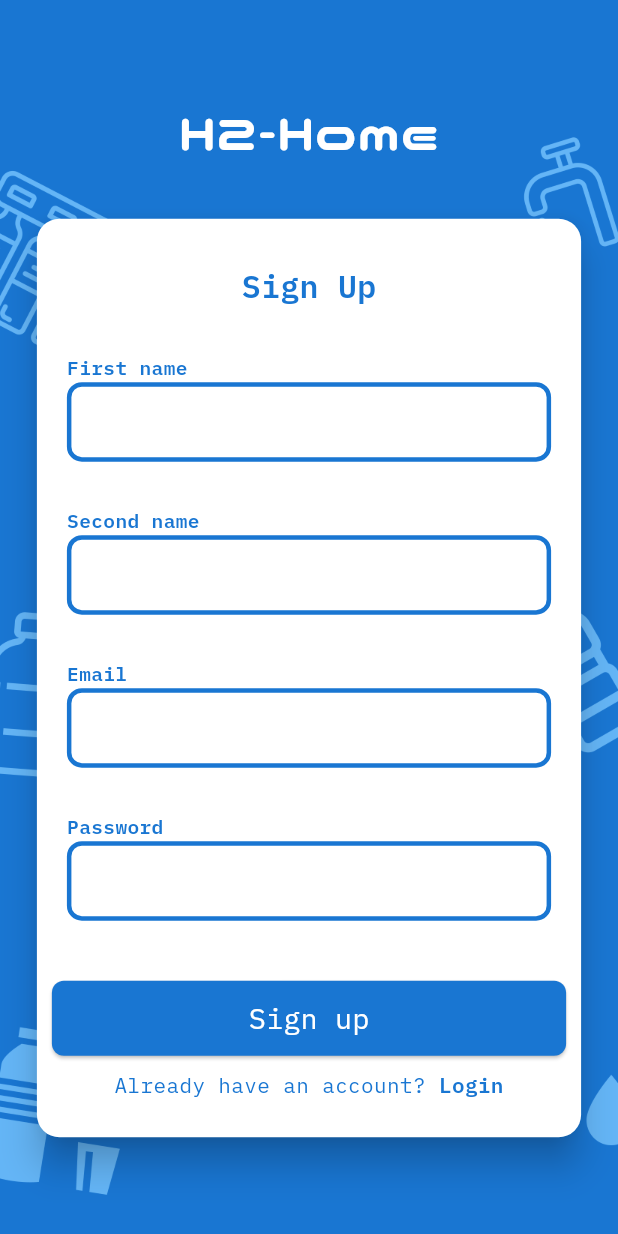
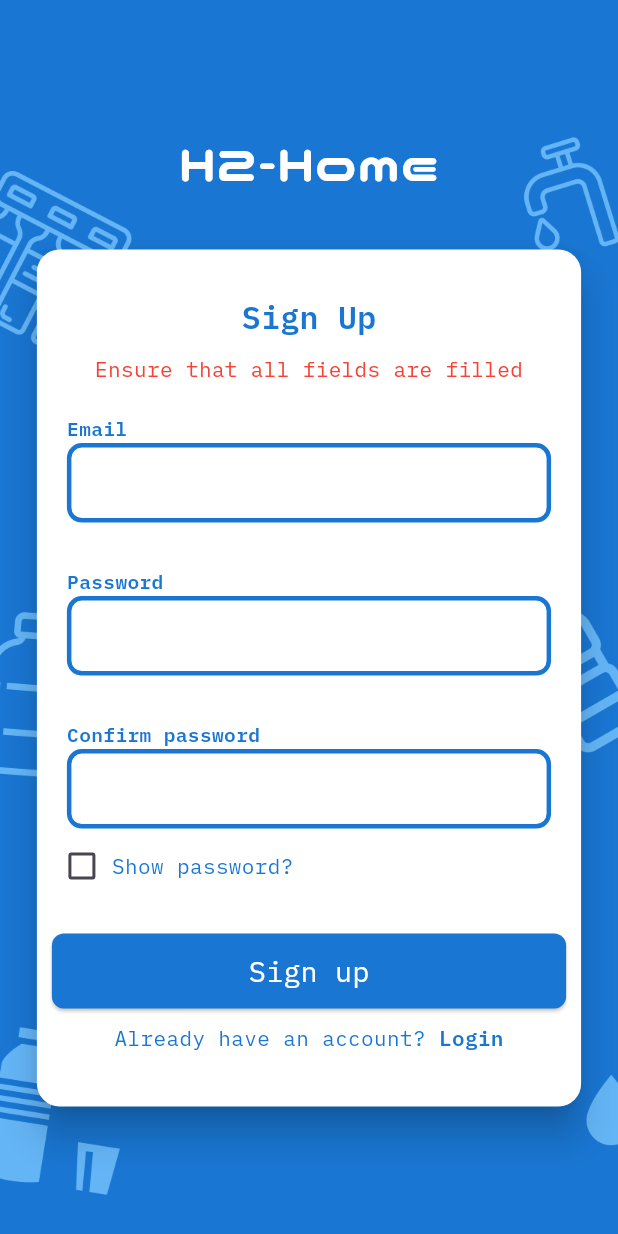
Before and after one commit to Mr-G254/H2home-mobile-app, a Flutter app: the SignUp screen opened directly, after a tap on "Sign up", on a phone screen of 412 x 824 dp. Run offline on Flutter 3.47's test engine with Material 3 defaults, Android fonts, the phone set to English and light mode, and no system bars; our stand-ins replace email_validator, fl_chart, liquid_progress_indicator_v2, loading_animation_widget; accounts and stored records are empty.

Commit message:
working on the password fields

```diff
--- a/h2home/lib/Components/Components.dart
+++ b/h2home/lib/Components/Components.dart
@@ -7,7 +7,8 @@ class Input extends StatelessWidget{
   final String label;
   final TextEditingController controller;
   final TextInputType inputType;
-  const Input({super.key,required this.label,required this.controller,required this.inputType});
+  bool showPassword;
+  Input({super.key,required this.label,required this.controller,required this.inputType,this.showPassword = true});
 
   @override
   Widget build(BuildContext context){
@@ -31,6 +32,9 @@ class Input extends StatelessWidget{
         Container(
           padding: const EdgeInsets.only(bottom: 10),
           child: TextField(
+            obscureText: showPassword? false : true,
+            enableSuggestions: showPassword? false : false,
+            autocorrect: false,
             controller: controller,
             keyboardType: inputType,
             textInputAction: TextInputAction.next,
--- a/h2home/lib/Login/SignUp.dart
+++ b/h2home/lib/Login/SignUp.dart
@@ -1,3 +1,4 @@
+import 'package:email_validator/email_validator.dart';
 import 'package:flutter/material.dart';
 import 'package:h2home/Backend/App.dart';
 import 'package:h2home/Components/Components.dart';
@@ -12,10 +13,20 @@ class SignUp extends StatefulWidget{
 }
 
 class _SignUpState extends State<SignUp>{
-  final fname = TextEditingController();
-  final lname = TextEditingController();
   final email = TextEditingController();
   final password = TextEditingController();
+  final password2 = TextEditingController();
+  bool showPassword = false;
+  String errorMsg = "";
+  bool showError = false;
+  // TextInputType passwordVisibility = TextInputType.
+
+  void displayError(String error){
+    setState(() {
+      errorMsg = error;
+      showError = true;
+    });
+  }
 
   @override
   Widget build(BuildContext context){
@@ -64,10 +75,58 @@ class _SignUpState extends State<SignUp>{
                         ),
                       ),
                     ),
-                    Input(label: 'First name', controller: fname, inputType: TextInputType.name),
-                    Input(label: 'Second name', controller: lname, inputType: TextInputType.name),
+                    Container(
+                      padding: const EdgeInsets.all(0),
+                      child: Visibility(
+                        maintainSize: true,
+                        maintainAnimation: true,
+                        maintainState: true,
+                        visible: showError,
+                        child: Text(
+                          errorMsg,
+                          style: const TextStyle(
+                            fontFamily: "IBM Plex Mono",
+                            fontSize: 14,
+                            fontWeight: FontWeight.normal,
+                            color: Colors.red
+                          ),
+                        ),
+                      ),
+                    ),
                     Input(label: 'Email', controller: email, inputType: TextInputType.emailAddress),
-                    Input(label: 'Password', controller: password, inputType: TextInputType.visiblePassword),
+                    Input(label: 'Password', controller: password, inputType: TextInputType.visiblePassword,showPassword: showPassword,),
+                    Input(label: 'Confirm password', controller: password2, inputType: TextInputType.visiblePassword,showPassword: showPassword,),
+                    Row(
+                      children: [
+                        Container(
+                          width: 30,
+                          height: 30,
+                          margin: const EdgeInsets.only(right: 0,left: 15),
+                          child: Checkbox(
+                            checkColor: Colors.white,
+                            activeColor: const Color(0xff1976D2),
+                            value: showPassword,
+                            onChanged: (val){
+                              setState(() {
+                                showPassword = val!;
+                              });
+                            }
+                          ),
+                        ),
+                        Container(
+                          padding: EdgeInsets.all(5),
+                          child: Text(
+                            "Show password?",
+                            style: TextStyle(
+                                fontFamily: "IBM Plex Mono",
+                                fontSize: 14,
+                                fontWeight: FontWeight.normal,
+                                color: Color(0xff1976D2)
+                            ),
+                          )
+                        )
+                      ]
+                    ),
                     Container(
                       width: double.infinity,
                       height: 90,
@@ -78,8 +137,21 @@ class _SignUpState extends State<SignUp>{
                             backgroundColor: const Color(0xff1976D2)
                         ),
                         onPressed: () {
+                          if(email.text.isNotEmpty && password.text.isNotEmpty && password2.text.isNotEmpty){
+                            if(!EmailValidator.validate(email.text)){
+                              displayError("Enter a valid email address");
+                            }else{
+                              if(password.text != password2.text){
+                                displayError("The passwords don't match");
+
+                              }else{
                                 App.registerUser(email.text,password.text, password.text);
                                 // Navigator.push(context, MaterialPageRoute(builder: (context) => const Verification()));
+                              }
+                            }
+                          }else{
+                            displayError("Ensure that all fields are filled");
+                          }
                         },
                         child: const Text(
                           "Sign up",
@@ -152,7 +224,7 @@ class _SignUpState extends State<SignUp>{
                 alignment: Alignment.center,
                 width: double.infinity,
                 child: FractionallySizedBox(
-                  heightFactor: 0.85,
+                  heightFactor: 0.8,
                   widthFactor: 0.9,
                   child: window,
                 ),
--- a/h2home/pubspec.yaml
+++ b/h2home/pubspec.yaml
@@ -39,6 +39,7 @@ dependencies:
   fl_chart: ^0.70.2
   liquid_progress_indicator_v2: ^0.5.0
   http: ^1.3.0
+  email_validator: ^3.0.0
 
 dev_dependencies:
   flutter_test:
```
Also changed, not shown: h2home/pubspec.lock. Lines whose indentation alone changed are shown as unchanged.
